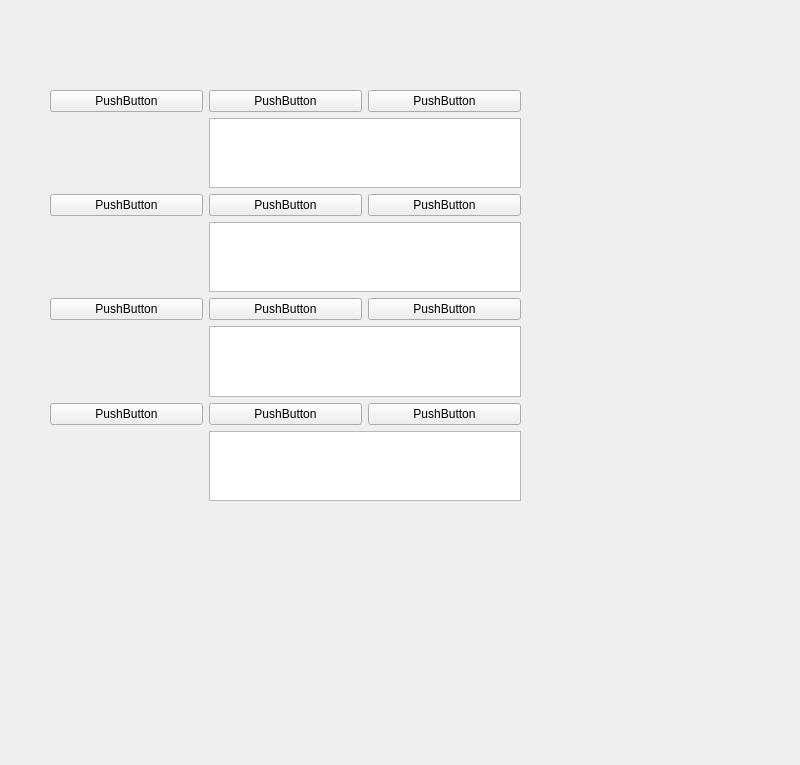
First picture: the form in crowd/resource/ui/old/test_ui.ui, repository subing85/subins_tutorials, before the edit.
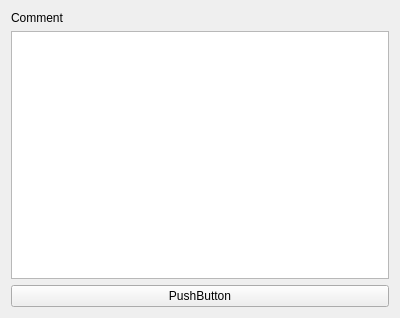
Second picture: the form after the edit.

The edit to the form file:
```diff
--- a/crowd/resource/ui/old/test_ui.ui
+++ b/crowd/resource/ui/old/test_ui.ui
@@ -1,128 +1,37 @@
 <?xml version="1.0" encoding="UTF-8"?>
 <ui version="4.0">
- <class>MainWindow</class>
- <widget class="QMainWindow" name="MainWindow">
+ <class>Form</class>
+ <widget class="QWidget" name="Form">
   <property name="geometry">
    <rect>
     <x>0</x>
     <y>0</y>
-    <width>800</width>
-    <height>765</height>
+    <width>400</width>
+    <height>318</height>
    </rect>
   </property>
   <property name="windowTitle">
    <string>MainWindow</string>
   </property>
-  <widget class="QWidget" name="centralwidget">
-   <widget class="QWidget" name="">
-    <property name="geometry">
-     <rect>
-      <x>50</x>
-      <y>90</y>
-      <width>471</width>
-      <height>411</height>
-     </rect>
-    </property>
-    <layout class="QGridLayout" name="gridLayout">
-     <item row="0" column="0">
-      <widget class="QPushButton" name="pushButton">
-       <property name="text">
-        <string>PushButton</string>
-       </property>
-      </widget>
-     </item>
-     <item row="0" column="1">
-      <widget class="QPushButton" name="pushButton_2">
-       <property name="text">
-        <string>PushButton</string>
-       </property>
-      </widget>
-     </item>
-     <item row="0" column="2">
-      <widget class="QPushButton" name="pushButton_3">
-       <property name="text">
-        <string>PushButton</string>
-       </property>
-      </widget>
-     </item>
-     <item row="1" column="1" colspan="2">
-      <widget class="QTextEdit" name="textEdit"/>
-     </item>
-     <item row="2" column="0">
-      <widget class="QPushButton" name="pushButton_4">
-       <property name="text">
-        <string>PushButton</string>
-       </property>
-      </widget>
-     </item>
-     <item row="2" column="1">
-      <widget class="QPushButton" name="pushButton_5">
-       <property name="text">
-        <string>PushButton</string>
-       </property>
-      </widget>
-     </item>
-     <item row="2" column="2">
-      <widget class="QPushButton" name="pushButton_6">
-       <property name="text">
-        <string>PushButton</string>
-       </property>
-      </widget>
-     </item>
-     <item row="3" column="1" colspan="2">
-      <widget class="QTextEdit" name="textEdit_2"/>
-     </item>
-     <item row="4" column="0">
-      <widget class="QPushButton" name="pushButton_9">
-       <property name="text">
-        <string>PushButton</string>
-       </property>
-      </widget>
-     </item>
-     <item row="4" column="1">
-      <widget class="QPushButton" name="pushButton_11">
-       <property name="text">
-        <string>PushButton</string>
-       </property>
-      </widget>
-     </item>
-     <item row="4" column="2">
-      <widget class="QPushButton" name="pushButton_12">
-       <property name="text">
-        <string>PushButton</string>
-       </property>
-      </widget>
-     </item>
-     <item row="5" column="1" colspan="2">
-      <widget class="QTextEdit" name="textEdit_3"/>
-     </item>
-     <item row="6" column="0">
-      <widget class="QPushButton" name="pushButton_8">
-       <property name="text">
-        <string>PushButton</string>
-       </property>
-      </widget>
-     </item>
-     <item row="6" column="1">
-      <widget class="QPushButton" name="pushButton_10">
-       <property name="text">
-        <string>PushButton</string>
-       </property>
-      </widget>
-     </item>
-     <item row="6" column="2">
-      <widget class="QPushButton" name="pushButton_7">
-       <property name="text">
-        <string>PushButton</string>
-       </property>
-      </widget>
-     </item>
-     <item row="7" column="1" colspan="2">
-      <widget class="QTextEdit" name="textEdit_4"/>
-     </item>
-    </layout>
-   </widget>
-  </widget>
+  <layout class="QVBoxLayout" name="verticalLayout">
+   <item>
+    <widget class="QLabel" name="label">
+     <property name="text">
+      <string>Comment</string>
+     </property>
+    </widget>
+   </item>
+   <item>
+    <widget class="QTextEdit" name="textEdit"/>
+   </item>
+   <item>
+    <widget class="QPushButton" name="pushButton">
+     <property name="text">
+      <string>PushButton</string>
+     </property>
+    </widget>
+   </item>
+  </layout>
  </widget>
  <resources/>
  <connections/>
```
Left out of the diff: 2 changed lines with no effect on the pictures.
